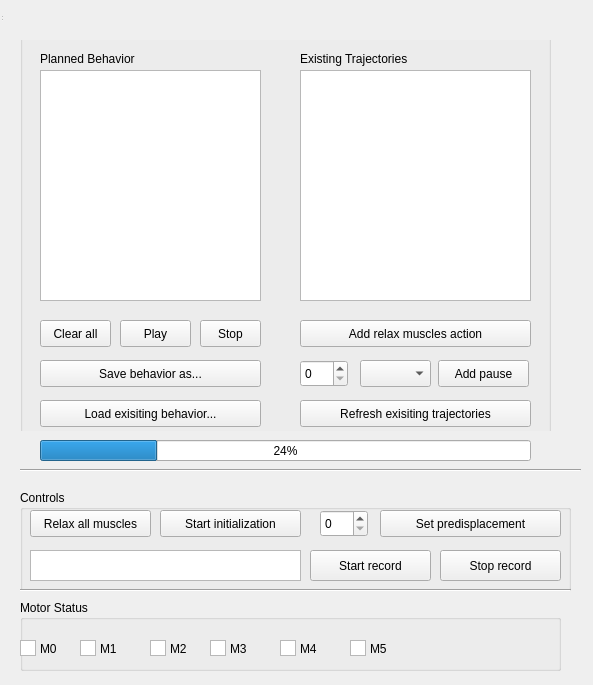
Old version of the form roboy_trajectories_control/resource/roboy_trajectories_control.ui in the repository Roboy/roboy_rqt_plugins.
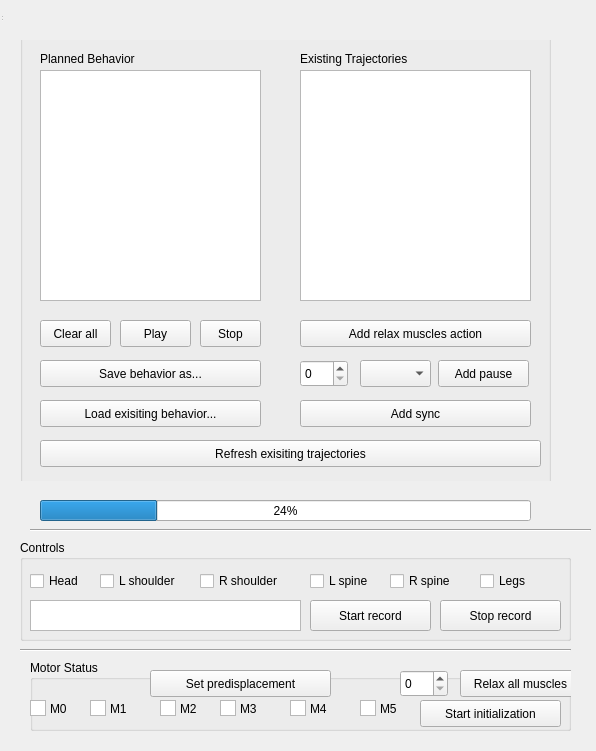
New version of the form.

The edit to the form file:
```diff
--- a/roboy_trajectories_control/resource/roboy_trajectories_control.ui
+++ b/roboy_trajectories_control/resource/roboy_trajectories_control.ui
@@ -6,8 +6,8 @@
    <rect>
     <x>0</x>
     <y>0</y>
-    <width>593</width>
-    <height>685</height>
+    <width>596</width>
+    <height>751</height>
    </rect>
   </property>
   <property name="windowTitle">
@@ -19,7 +19,7 @@
      <x>10</x>
      <y>40</y>
      <width>571</width>
-     <height>391</height>
+     <height>441</height>
     </rect>
    </property>
    <widget class="QGroupBox" name="groupBox_3">
@@ -125,9 +125,9 @@
     <widget class="QPushButton" name="refreshTrajectories">
      <property name="geometry">
       <rect>
-       <x>280</x>
-       <y>390</y>
-       <width>231</width>
+       <x>20</x>
+       <y>430</y>
+       <width>501</width>
        <height>27</height>
       </rect>
      </property>
@@ -210,6 +210,19 @@
       </rect>
      </property>
     </widget>
+    <widget class="QPushButton" name="addSync">
+     <property name="geometry">
+      <rect>
+       <x>280</x>
+       <y>390</y>
+       <width>231</width>
+       <height>27</height>
+      </rect>
+     </property>
+     <property name="text">
+      <string>Add sync</string>
+     </property>
+    </widget>
    </widget>
   </widget>
   <widget class="QToolBar" name="mainToolBar">
@@ -235,8 +248,8 @@
   <widget class="QGroupBox" name="groupBox">
    <property name="geometry">
     <rect>
-     <x>20</x>
-     <y>600</y>
+     <x>30</x>
+     <y>660</y>
      <width>541</width>
      <height>71</height>
     </rect>
@@ -382,24 +395,11 @@
      </rect>
     </property>
    </widget>
-  </widget>
-  <widget class="QGroupBox" name="groupBox_2">
-   <property name="geometry">
-    <rect>
-     <x>20</x>
-     <y>490</y>
-     <width>551</width>
-     <height>101</height>
-    </rect>
-   </property>
-   <property name="title">
-    <string>Controls</string>
-   </property>
    <widget class="QPushButton" name="relaxAll">
     <property name="geometry">
      <rect>
-      <x>10</x>
-      <y>20</y>
+      <x>430</x>
+      <y>10</y>
       <width>121</width>
       <height>27</height>
      </rect>
@@ -408,11 +408,34 @@
      <string>Relax all muscles</string>
     </property>
    </widget>
+   <widget class="QSpinBox" name="predisplacement">
+    <property name="geometry">
+     <rect>
+      <x>370</x>
+      <y>10</y>
+      <width>48</width>
+      <height>27</height>
+     </rect>
+    </property>
+   </widget>
+   <widget class="QPushButton" name="setPredisplacement">
+    <property name="geometry">
+     <rect>
+      <x>120</x>
+      <y>10</y>
+      <width>181</width>
+      <height>27</height>
+     </rect>
+    </property>
+    <property name="text">
+     <string>Set predisplacement</string>
+    </property>
+   </widget>
    <widget class="QPushButton" name="startInit">
     <property name="geometry">
      <rect>
-      <x>140</x>
-      <y>20</y>
+      <x>390</x>
+      <y>40</y>
       <width>141</width>
       <height>27</height>
      </rect>
@@ -421,6 +444,19 @@
      <string>Start initialization</string>
     </property>
    </widget>
+  </widget>
+  <widget class="QGroupBox" name="groupBox_2">
+   <property name="geometry">
+    <rect>
+     <x>20</x>
+     <y>540</y>
+     <width>551</width>
+     <height>101</height>
+    </rect>
+   </property>
+   <property name="title">
+    <string>Controls</string>
+   </property>
    <widget class="QTextEdit" name="newTrajectoryName">
     <property name="geometry">
      <rect>
@@ -464,27 +500,97 @@
      <string>Stop record</string>
     </property>
    </widget>
-   <widget class="QSpinBox" name="predisplacement">
+   <widget class="QCheckBox" name="head">
     <property name="geometry">
      <rect>
-      <x>300</x>
-      <y>20</y>
-      <width>48</width>
-      <height>27</height>
+      <x>10</x>
+      <y>30</y>
+      <width>97</width>
+      <height>22</height>
      </rect>
     </property>
+    <property name="whatsThis">
+     <string>head</string>
+    </property>
+    <property name="text">
+     <string>Head</string>
+    </property>
    </widget>
-   <widget class="QPushButton" name="setPredisplacement">
+   <widget class="QCheckBox" name="lshoulder">
     <property name="geometry">
      <rect>
-      <x>360</x>
-      <y>20</y>
-      <width>181</width>
-      <height>27</height>
+      <x>80</x>
+      <y>30</y>
+      <width>121</width>
+      <height>22</height>
      </rect>
     </property>
     <property name="text">
-     <string>Set predisplacement</string>
+     <string>L shoulder</string>
+    </property>
+   </widget>
+   <widget class="QCheckBox" name="rshoulder">
+    <property name="geometry">
+     <rect>
+      <x>180</x>
+      <y>30</y>
+      <width>131</width>
+      <height>22</height>
+     </rect>
+    </property>
+    <property name="whatsThis">
+     <string>shoulder_right</string>
+    </property>
+    <property name="text">
+     <string>R shoulder</string>
+    </property>
+   </widget>
+   <widget class="QCheckBox" name="rspine">
+    <property name="geometry">
+     <rect>
+      <x>370</x>
+      <y>30</y>
+      <width>111</width>
+      <height>22</height>
+     </rect>
+    </property>
+    <property name="whatsThis">
+     <string>spine_right</string>
+    </property>
+    <property name="text">
+     <string>R spine</string>
+    </property>
+   </widget>
+   <widget class="QCheckBox" name="lspine">
+    <property name="geometry">
+     <rect>
+      <x>290</x>
+      <y>30</y>
+      <width>111</width>
+      <height>22</height>
+     </rect>
+    </property>
+    <property name="whatsThis">
+     <string>spine_left</string>
+    </property>
+    <property name="text">
+     <string>L spine</string>
+    </property>
+   </widget>
+   <widget class="QCheckBox" name="legs">
+    <property name="geometry">
+     <rect>
+      <x>460</x>
+      <y>30</y>
+      <width>91</width>
+      <height>22</height>
+     </rect>
+    </property>
+    <property name="whatsThis">
+     <string>legs</string>
+    </property>
+    <property name="text">
+     <string>Legs</string>
     </property>
    </widget>
   </widget>
@@ -492,7 +598,7 @@
    <property name="geometry">
     <rect>
      <x>20</x>
-     <y>580</y>
+     <y>640</y>
      <width>551</width>
      <height>20</height>
     </rect>
@@ -504,8 +610,8 @@
   <widget class="Line" name="line_3">
    <property name="geometry">
     <rect>
-     <x>20</x>
-     <y>460</y>
+     <x>30</x>
+     <y>520</y>
      <width>561</width>
      <height>20</height>
     </rect>
@@ -518,7 +624,7 @@
    <property name="geometry">
     <rect>
      <x>40</x>
-     <y>440</y>
+     <y>500</y>
      <width>491</width>
      <height>21</height>
     </rect>
```
Left out of the diff: 6 changed lines with no effect on the pictures.
